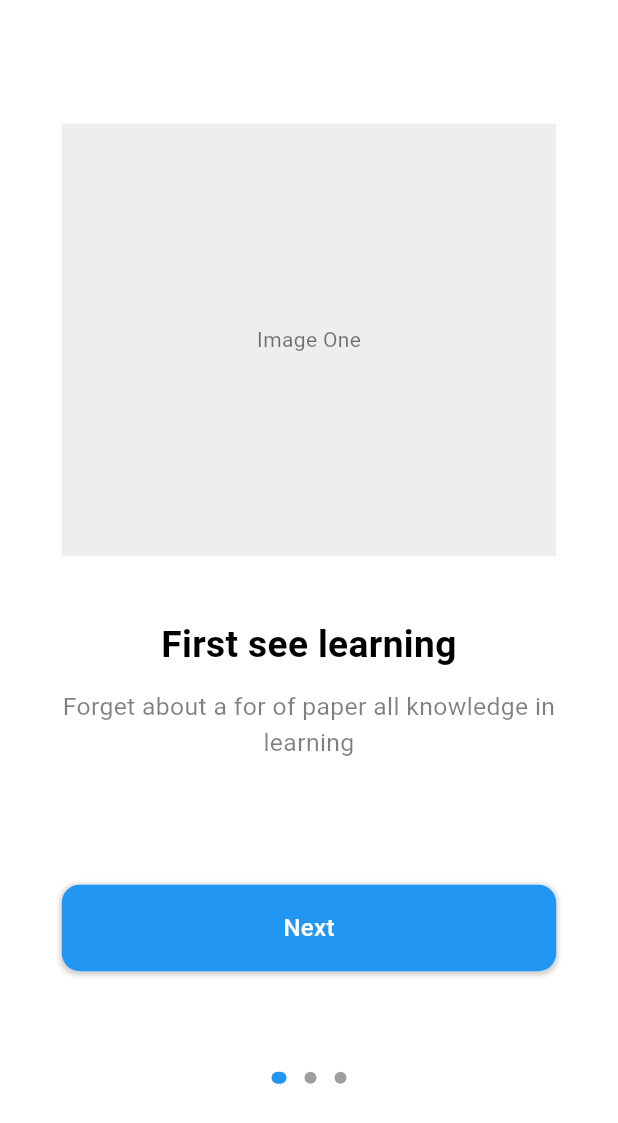
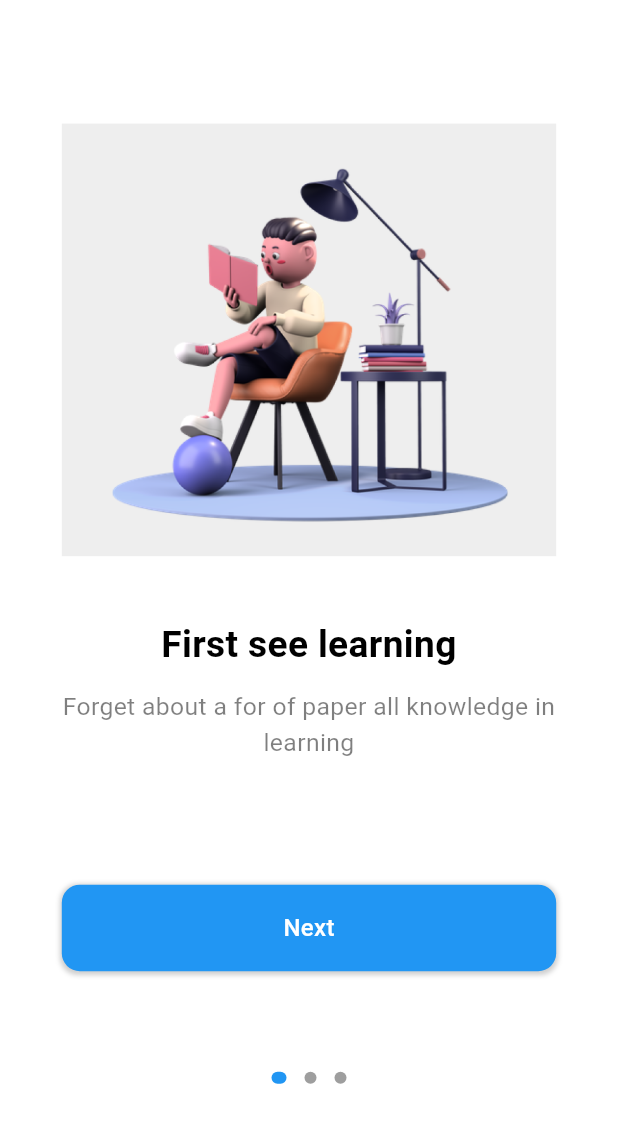
Before and after one commit to MostakAhmedShahad/online_class, a Flutter app: the screen it shows after launch, on a phone screen of 412 x 824 dp. Shown: the top 1123 px of the screen. Run offline on Flutter 3.47's test engine with Material 3 defaults, Android fonts, the phone set to English and light mode, and no system bars; drawn by our look-alikes of dots_indicator; our stand-ins replace cloud_firestore, flutter_bloc, flutter_screenutil; accounts and stored records are empty.

Commit message:
welcome_page_image

```diff
--- a/lib/pages/welcome/welcome.dart
+++ b/lib/pages/welcome/welcome.dart
@@ -102,11 +102,8 @@ class _WelcomeState extends State<Welcome> {
               height: screenHeight * 0.35,
               width: screenWidth * 0.8,
               color: Colors.grey.shade200,
-              child: const Center(
-                child: Text(
-                  'Image One',
-                  style: TextStyle(color: Colors.black54),
-                ),
+              child:   Center(
+                child: Image.asset(imagePath),
               ),
             ),
             SizedBox(height: screenHeight * 0.05),
--- a/pubspec.yaml
+++ b/pubspec.yaml
@@ -63,7 +63,7 @@ flutter:
   # the material Icons class.
   uses-material-design: true
   assets:
-    - assets
+    - assets/
     - assets/images/
 
 
```
